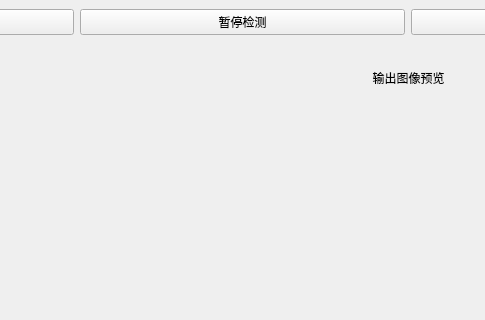
First picture: the form in MainWindow.ui, repository 2020141461053/anormal_pyqt5, before the edit; both pictures show x 593 to 1078 and y 0 to 320 of the 1339 by 861 pixel window.
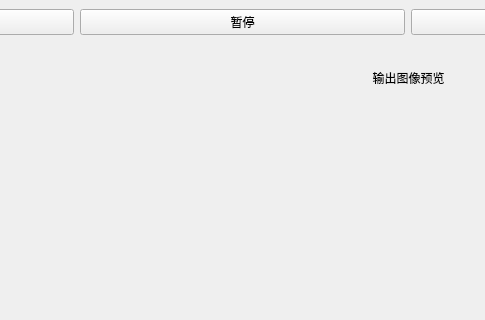
Second picture: the form after the edit.

Patch:
```diff
--- a/MainWindow.ui
+++ b/MainWindow.ui
@@ -26,7 +26,7 @@
    <string>MainWindow</string>
   </property>
   <widget class="QWidget" name="centralwidget">
-   <layout class="QVBoxLayout" name="verticalLayout" stretch="1,9">
+   <layout class="QVBoxLayout" name="verticalLayout" stretch="0,0">
     <item>
      <layout class="QHBoxLayout" name="horizontalLayout_2">
       <item>
@@ -46,7 +46,7 @@
       <item>
        <widget class="QPushButton" name="stop">
         <property name="text">
-         <string>暂停检测</string>
+         <string>暂停</string>
         </property>
        </widget>
       </item>
@@ -74,7 +74,7 @@
          </widget>
         </item>
         <item>
-         <widget class="QLabel" name="output">
+         <widget class="QLabel" name="input">
           <property name="text">
            <string/>
           </property>
@@ -105,7 +105,7 @@
          </widget>
         </item>
         <item>
-         <widget class="QLabel" name="input">
+         <widget class="QLabel" name="output">
           <property name="text">
            <string/>
           </property>
```
